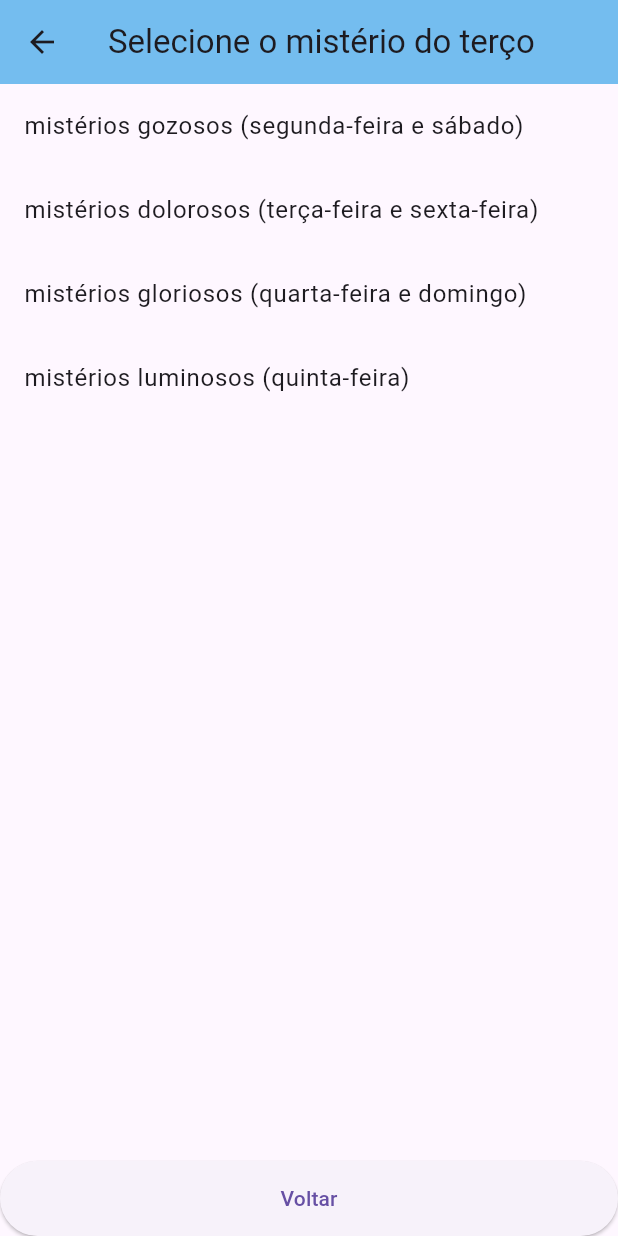
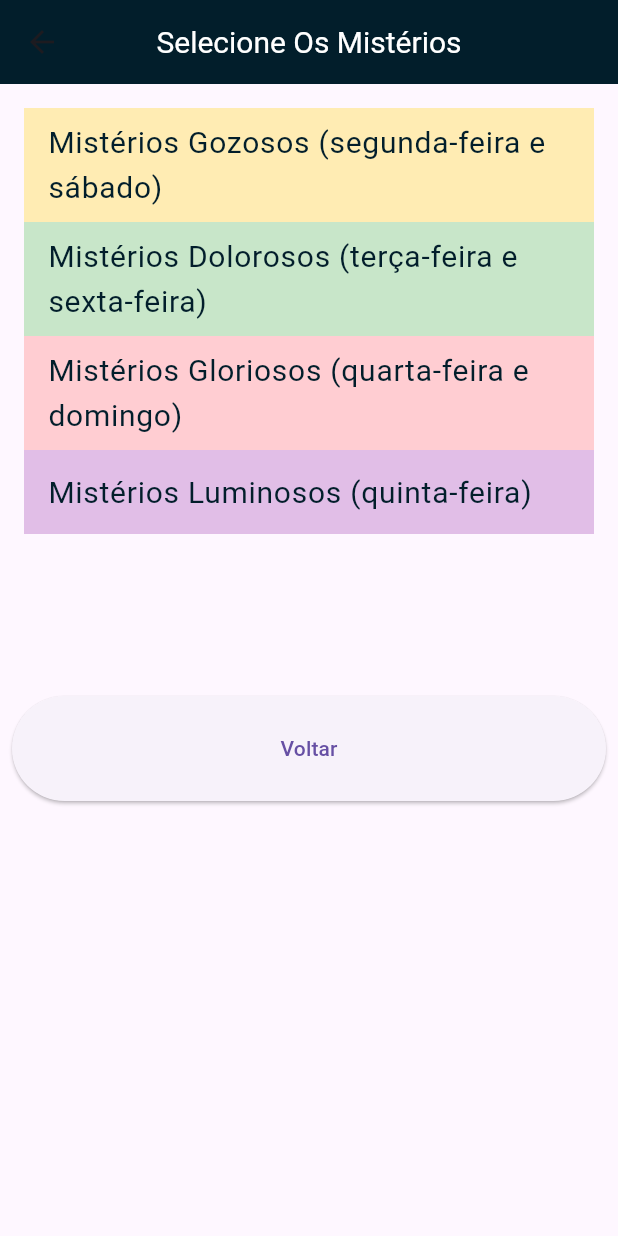
Before and after one commit to DanatiellyCP/OTC, a Flutter app: the screen it shows after launch, after a tap on "Iniciar", on a phone screen of 412 x 824 dp. Run offline on Flutter 3.47's test engine with Material 3 defaults, Android fonts, the light colour scheme and no system bars; Roboto replaces fonts that are missing (RobotoMono).

Commit message:
atualizações de layout 1

```diff
--- a/lib/main.dart
+++ b/lib/main.dart
@@ -1,4 +1,10 @@
+import 'dart:ui';
+
+import 'package:flutter/cupertino.dart';
+import 'package:flutter/foundation.dart';
 import 'package:flutter/material.dart';
+import 'package:flutter/rendering.dart';
+import 'package:flutter/widgets.dart';
 import 'menu_page.dart';
 
 void main() {
@@ -21,24 +27,109 @@ class MyApp extends StatelessWidget {
 
 class TelaInicial extends StatelessWidget {
   @override
+  static const cor_principal = Color.fromARGB(255, 2, 30, 43);
   Widget build(BuildContext context) {
     return Scaffold(
       appBar: AppBar(
-        title: Text('Orações iniciais'),
+          title: const Text(
+            'OTC - O Terço Católico',
+            style: TextStyle(
+                fontFamily: 'RobotoMono', color: Colors.white, fontSize: 30),
+          ),
           centerTitle: true,
-        backgroundColor: Color.fromARGB(149, 18, 147, 228),
+          backgroundColor: cor_principal //const Color.fromARGB(255, 2, 30, 43)
           ),
-      body: Center(
+      body: ListView(
+        padding: const EdgeInsets.all(8),
+        children: <Widget>[
+          Container(
+            height: 100,
+            color: Colors.amber[600],
+            child: const Center(
+                child: Text('Orações Iniciais:',
+                    style: TextStyle(
+                        fontFamily: 'RobotoMono',
+                        color: cor_principal,
+                        fontSize: 30))),
+          ),
+          Container(
+            height: 100,
+            color: Colors.amber[50],
+            child: const Center(
+                child: Text('Sinal da Cruz',
+                    style: TextStyle(
+                        fontFamily: 'RobotoMono',
+                        color: cor_principal,
+                        fontSize: 25))),
+          ),
+          Container(
+            height: 100,
+            color: Colors.amber[600],
+            child: const Center(
+                child: Text('Credo',
+                    style: TextStyle(
+                        fontFamily: 'RobotoMono',
+                        color: cor_principal,
+                        fontSize: 25))),
+          ),
+          Container(
+            height: 100,
+            color: Colors.amber[50],
+            child: const Center(
+                child: Text(' 1 Pai Nosso',
+                    style: TextStyle(
+                        fontFamily: 'RobotoMono',
+                        color: cor_principal,
+                        fontSize: 25))),
+          ),
+          Container(
+            height: 100,
+            color: Colors.amber[600],
+            child: const Center(
+                child: Text('3 Ave Marias',
+                    style: TextStyle(
+                        fontFamily: 'RobotoMono',
+                        color: cor_principal,
+                        fontSize: 25))),
+          ),
+          Container(
+            height: 100,
+            color: Colors.amber[50],
+            child: const Center(
+                child: Text('Glória ao Pai ...',
+                    style: TextStyle(
+                        fontFamily: 'RobotoMono',
+                        color: cor_principal,
+                        fontSize: 25))),
+          ),
+          Container(
+            height: 50,
+            child: const Center(
+                child: Text('',
+                    style: TextStyle(
+                        fontFamily: 'RobotoMono',
+                        color: cor_principal,
+                        fontSize: 25))),
+          ),
+          Container(
+            height: 80,
+            //color: Colors.amber[600],
             child: ElevatedButton(
+              //style: Colors.amber,
               onPressed: () {
                 Navigator.push(
                   context,
                   MaterialPageRoute(builder: (context) => MenuPage()),
-              //MaterialPageRoute(builder: (context) => MenuPage());
                 );
               },
-          child: Text('Iniciar'),
+              child: const Text('Iniciar',
+                  style: TextStyle(
+                      fontFamily: 'RobotoMono',
+                      color: cor_principal,
+                      fontSize: 25)),
             ),
+          ),
+        ],
       ),
     );
   }
--- a/lib/menu_page.dart
+++ b/lib/menu_page.dart
@@ -1,32 +1,47 @@
+import 'package:flutter/foundation.dart';
 import 'package:flutter/material.dart';
 import 'misterios_page.dart';
 
 class MenuPage extends StatelessWidget {
   final List<String> opcoes = [
-    'mistérios gozosos (segunda-feira e sábado)',
-    'mistérios dolorosos (terça-feira e sexta-feira)',
-    'mistérios gloriosos (quarta-feira e domingo)',
-    'mistérios luminosos (quinta-feira)'
+    'Mistérios Gozosos (segunda-feira e sábado)',
+    'Mistérios Dolorosos (terça-feira e sexta-feira)',
+    'Mistérios Gloriosos (quarta-feira e domingo)',
+    'Mistérios Luminosos (quinta-feira)',
   ];
+
+  static const cor_principal = Color.fromARGB(255, 2, 30, 43);
+
+  static var cor_mist = Colors.amber;
 
   late final String parametro;
   late final int idMis;
   @override
   Widget build(BuildContext context) {
-    return Scaffold(
+    var scaffold = Scaffold(
       appBar: AppBar(
           centerTitle: true,
-        title: Text('Selecione o mistério do terço'),
-        backgroundColor: Color.fromARGB(149, 18, 147, 228),
+          title: const Text(
+            'Selecione Os Mistérios',
+            style: TextStyle(
+                fontFamily: 'RobotoMono', color: Colors.white, fontSize: 20),
           ),
-      body: Column(
-        children: <Widget>[
-          Expanded(
+          backgroundColor: cor_principal),
+      body: ListView(padding: const EdgeInsets.all(8), children: <Widget>[
+        Container(
+          height: 400,
           child: ListView.builder(
+            padding: const EdgeInsets.all(8),
             itemCount: opcoes.length,
             itemBuilder: (context, index) {
               return ListTile(
-                  title: Text(opcoes[index]),
+                tileColor: CorLinhs(index),
+                textColor: cor_principal,
+                title: Text(opcoes[index],
+                    style: const TextStyle(
+                        fontFamily: 'RobotoMono',
+                        color: cor_principal,
+                        fontSize: 20)),
                 onTap: () {
                   ScaffoldMessenger.of(context).showSnackBar(
                     SnackBar(
@@ -46,20 +61,56 @@ class MenuPage extends StatelessWidget {
             },
           ),
         ),
-          Container(
+        SizedBox(
           width: double.infinity,
-            height: 50,
+          height: 70,
           child: ElevatedButton(
             onPressed: () {
               Navigator.pop(context);
             },
+            // ignore: prefer_const_constructors
             child: Text('Voltar'),
           ),
         ),
-        ],
-      ),
+      ]),
     );
+    return scaffold;
   }
+}
+
+Color? CorLinhs(int linha) {
+  /* var lin = linha;
+  var corRet;
+  var resto;
+  resto = (2 + lin) % 2;
+  //print('Resto:');
+  //print(resto.toString());
+  if (resto == 0) {
+    corRet = Colors.amber[600];
+  } else {
+    corRet = Colors.blue[100];
+  }
+  return corRet;*/
+
+  var lin = linha;
+  Color? corRet;
+  if (lin == 0) {
+    corRet = Colors.amber[100];
+  }
+
+  if (lin == 1) {
+    corRet = Colors.green[100];
+  }
+
+  if (lin == 2) {
+    corRet = Colors.red[100];
+  }
+
+  if (lin == 3) {
+    corRet = Colors.purple[100];
+  }
+
+  return corRet;
 }
 
 @override
--- a/lib/misterios_page.dart
+++ b/lib/misterios_page.dart
@@ -3,6 +3,7 @@ import 'package:otc/menu_page.dart';
 
 class MisteriosPage extends StatelessWidget {
   final String data;
+  static const cor_principal = Color.fromARGB(255, 2, 30, 43);
 
   const MisteriosPage({required this.data, required int idMis});
 
@@ -10,25 +11,40 @@ class MisteriosPage extends StatelessWidget {
   Widget build(BuildContext context) {
     var scaffold = Scaffold(
         appBar: AppBar(
-          title: Text('Contenplando os mistérios'),
-          backgroundColor: Color.fromARGB(149, 18, 147, 228),
+          title: const Text('Contenplando os mistérios:',
+              style: TextStyle(
+                  fontFamily: 'RobotoMono', color: Colors.white, fontSize: 20)),
+          backgroundColor: cor_principal,
         ),
         body: Column(
           children: [
-            Center(child: Text(data)),
+            Container(
+                width: double.infinity,
+                height: 80,
+                child: Text(' ' + data,
+                    style: const TextStyle(
+                      fontFamily: 'RobotoMono',
+                      color: cor_principal,
+                      fontSize: 20,
+                    ))),
             Container(
               width: double.infinity,
-              height: 50,
+              height: 80,
               child: ElevatedButton(
                 onPressed: () {
                   Navigator.push(context,
                       MaterialPageRoute(builder: (context) => MenuPage()));
                 },
-                child: Text('Voltar'),
+                child: const Text('Voltar',
+                    style: TextStyle(
+                        fontFamily: 'RobotoMono',
+                        color: cor_principal,
+                        fontSize: 20)),
               ),
             ),
           ],
         ));
+
     return scaffold;
   }
 }
```
Lines whose indentation alone changed are shown as unchanged.
